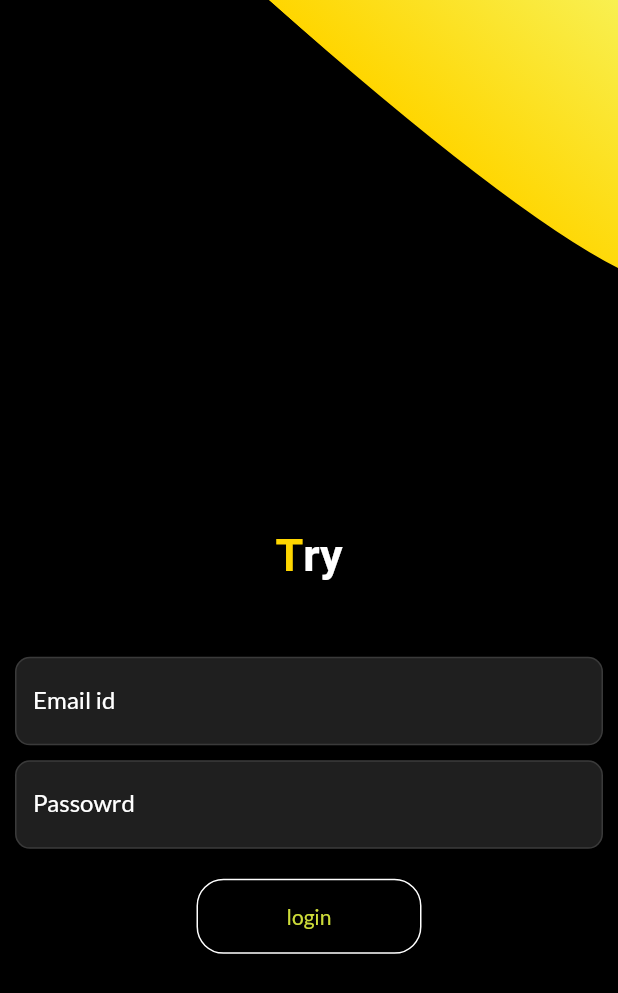
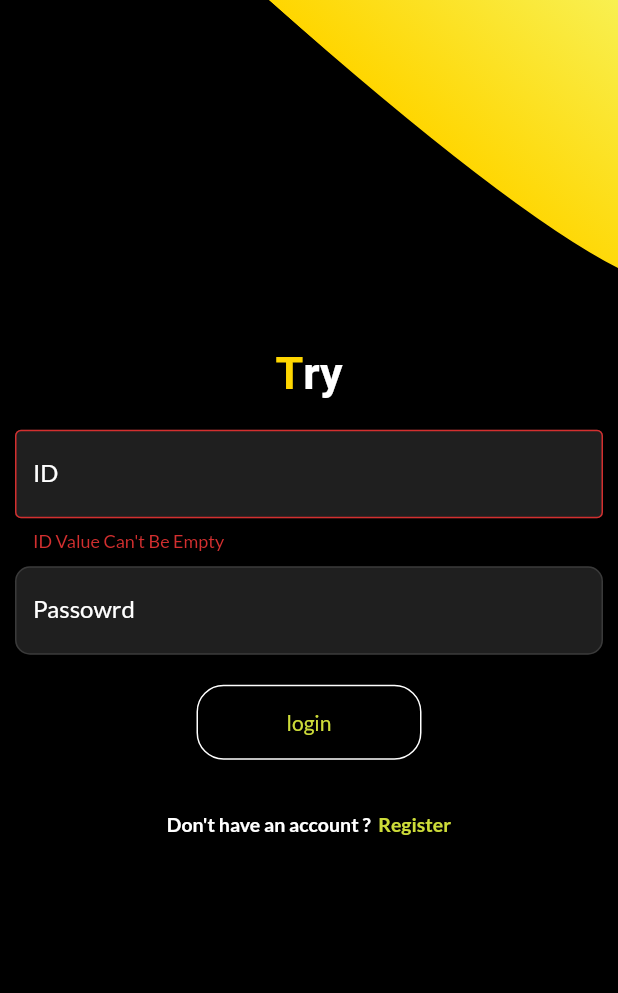
Before and after one commit to MoKhlil/Try-App, a Flutter app: the screen it shows after launch, after a tap on "login", on a phone screen of 412 x 824 dp. Shown: the top 993 px of the screen. Run offline on Flutter 3.47's test engine with Material 2 defaults, Android fonts, the phone set to English and light mode, and no system bars; our stand-ins replace google_fonts, shared_preferences.

Commit message:
login edit style

```diff
--- a/lib/src/loginPage.dart
+++ b/lib/src/loginPage.dart
@@ -18,59 +18,26 @@ class _LoginPageState extends State<LoginPage> {
   final PasswordController = TextEditingController();
   final EmailController = TextEditingController();
   final _scaffoldKey = GlobalKey<ScaffoldState>();
-  var Email="S";
-  var passowrd;
-  Widget _EmailField(String title, {bool isPassword = false}) {
-    FocusNode myFocusNode = new FocusNode();
-    return
-          TextFormField(
-            controller: EmailController,
-
-            cursorColor: Colors.lime,
-            obscureText: isPassword,
-            style: TextStyle(color: Colors.white),
-            decoration: InputDecoration(
-              fillColor: Colors.white12,
-              filled: true,
-              labelText: title,
-              labelStyle: TextStyle(
-                  color: myFocusNode.hasFocus ? Colors.white : Colors.white
-              ),
-             //hintText: title,
-             //hintStyle: TextStyle(fontSize: 15.0, color: Colors.white),
-              border: OutlineInputBorder(
-                borderSide: BorderSide(
-                  color: Colors.white,
-                ),
-              ),
-
-           enabledBorder: const OutlineInputBorder(
-             borderRadius: BorderRadius.all(Radius.circular(10.0)),
-             borderSide: BorderSide(color: Colors.white12),
-           ),
-           focusedBorder: const OutlineInputBorder(
-             borderRadius: BorderRadius.all(Radius.circular(10.0)),
-             borderSide: BorderSide(color: Colors.lime),
-           ),
-            ),
-          );
-  }
-  Widget _PasswordField(String title, {bool isPassword = false}) {
+  bool _PAssvalidate = false;
+  bool _Mailvalidate = false;
+  Widget _PasswordField(String title,TextEditingController control,String Error,bool ErrorVa, {bool isPassword = false}) {
     FocusNode myFocusNode = new FocusNode();
     return
       TextFormField(
-        controller: PasswordController,
-
+        controller: control,
         cursorColor: Colors.lime,
         obscureText: isPassword,
         style: TextStyle(color: Colors.white),
         decoration: InputDecoration(
           fillColor: Colors.white12,
           filled: true,
+          errorText: ErrorVa ? Error : null,
+
           labelText: title,
           labelStyle: TextStyle(
               color: myFocusNode.hasFocus ? Colors.white : Colors.white
           ),
+
           //hintText: title,
           //hintStyle: TextStyle(fontSize: 15.0, color: Colors.white),
           border: OutlineInputBorder(
@@ -90,6 +57,7 @@ class _LoginPageState extends State<LoginPage> {
         ),
       );
   }
+
   Widget _submitButton() {
     return Container(
           width: 150,
@@ -103,19 +71,36 @@ class _LoginPageState extends State<LoginPage> {
           padding: EdgeInsets.all(5.0),
 
         onPressed: () async {
-         // SharedPreferences localStorage = await SharedPreferences.getInstance();
-         // Network().fetchAlbum("json");
-         // var sien=   localStorage.getString('Test');
+          _Mailvalidate = false;
+          _PAssvalidate = false;
+            if(EmailController.text.isEmpty)
+              {
 
-    print(EmailController.text);
-    print(PasswordController.text);
+                setState(() {
+                  EmailController.text.isEmpty ? _Mailvalidate = true : _Mailvalidate = false;
+                });
+                return ;
+              }
 
-         // if(sien !="")
-         // {
-         //   Navigator.push(
-         //       context,
-         //       MaterialPageRoute(builder: (context) => WelcomePage()));
-         // };
+            if(PasswordController.text.isEmpty)
+            {
+              setState(() {
+
+                PasswordController.text.isEmpty ? _PAssvalidate = true : _PAssvalidate = false;
+              });
+              return ;
+            }
+         SharedPreferences localStorage = await SharedPreferences.getInstance();
+         Network().fetchAlbum("json");
+         var sien=   localStorage.getString('Test');
+
+
+         if(sien !="")
+         {
+           Navigator.push(
+               context,
+               MaterialPageRoute(builder: (context) => WelcomePage()));
+         };
         },
           shape: RoundedRectangleBorder(
             borderRadius: new BorderRadius.circular(18.0),
@@ -125,8 +110,6 @@ class _LoginPageState extends State<LoginPage> {
 
     );
   }
-
-
 
   Widget _title() {
     return RichText(
@@ -152,18 +135,50 @@ class _LoginPageState extends State<LoginPage> {
   Widget _emailWidget() {
     return Column(
       children: <Widget>[
-        _EmailField("Email id", isPassword: false),
+        _PasswordField("ID",EmailController,"ID Value Can\'t Be Empty",_Mailvalidate,isPassword: false),
         SizedBox(height: 10),
-        _PasswordField("Passowrd", isPassword: true),
+        _PasswordField("Passowrd",PasswordController,"Passowrd Value Can\'t Be Empty",_PAssvalidate, isPassword: true),
       ],
     );
   }
-
+  Widget _createAccountLabel() {
+    return InkWell(
+      onTap: () {
+        Navigator.push(
+            context, MaterialPageRoute(builder: (context) => SignUpPage()));
+      },
+      child: Container(
+        margin: EdgeInsets.symmetric(vertical: 20),
+        padding: EdgeInsets.all(15),
+        alignment: Alignment.bottomCenter,
+        child: Row(
+          mainAxisAlignment: MainAxisAlignment.center,
+          children: <Widget>[
+            Text(
+              'Don\'t have an account ?',
+              style: TextStyle(fontSize: 13, fontWeight: FontWeight.w600,color: Colors.white),
+            ),
+            SizedBox(
+              width: 5,
+            ),
+            Text(
+              'Register',
+              style: TextStyle(
+                  color: Colors.lime,
+                  fontSize: 13,
+                  fontWeight: FontWeight.w600),
+            ),
+          ],
+        ),
+      ),
+    );
+  }
   @override
   Widget build(BuildContext context) {
     final height = MediaQuery.of(context).size.height;
+    return Scaffold(
+        //resizeToAvoidBottomInset: false, // set it to false
 
-    return Scaffold(
         key: _scaffoldKey,
         body: Container(
           decoration: BoxDecoration(
@@ -182,7 +197,6 @@ class _LoginPageState extends State<LoginPage> {
     )
      ),
           height: height,
-
           child: Stack(
             children: <Widget>[
               Positioned(
@@ -197,16 +211,15 @@ class _LoginPageState extends State<LoginPage> {
                     crossAxisAlignment: CrossAxisAlignment.center,
                     mainAxisAlignment: MainAxisAlignment.center,
                     children: <Widget>[
-                      SizedBox(height: height * .2),
                       _title(),
-                      SizedBox(height: 50),
+                      SizedBox(height: 20),
                       _emailWidget(),
                       SizedBox(height: 20),
                       _submitButton(),
+                      _createAccountLabel(),
 
                     ],
                   ),
-
                 ),
               ),
 
```
